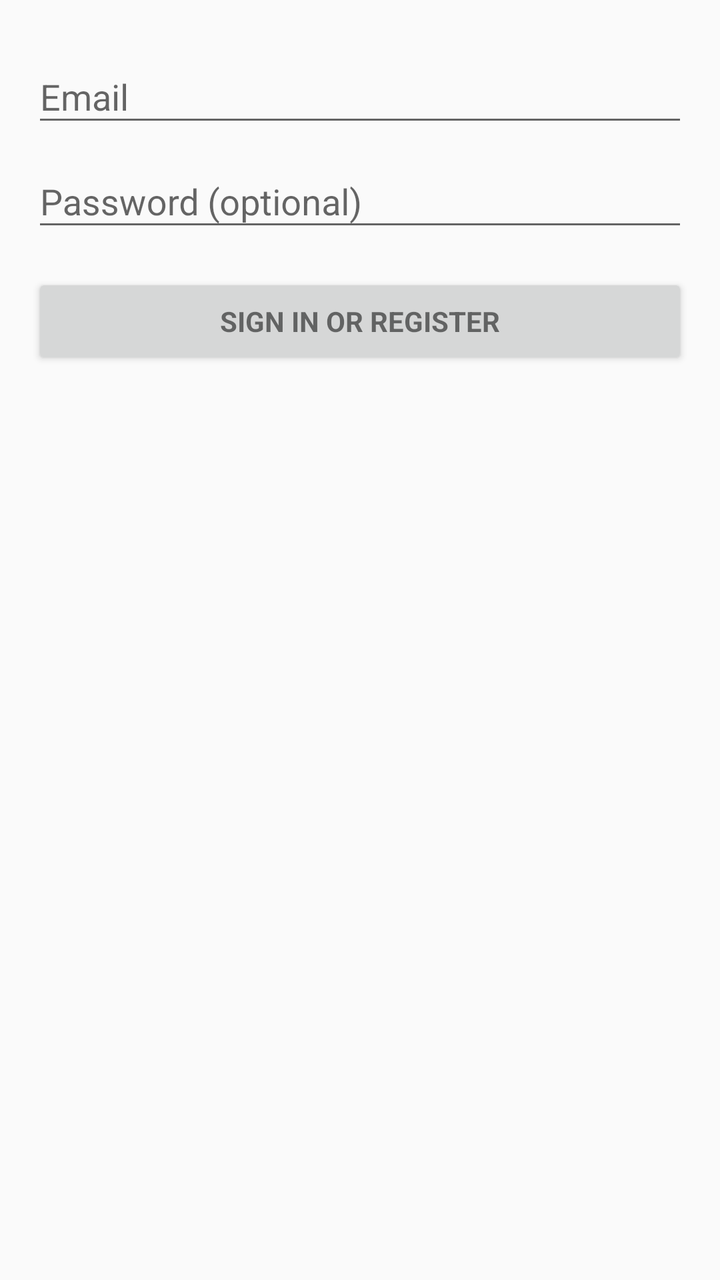
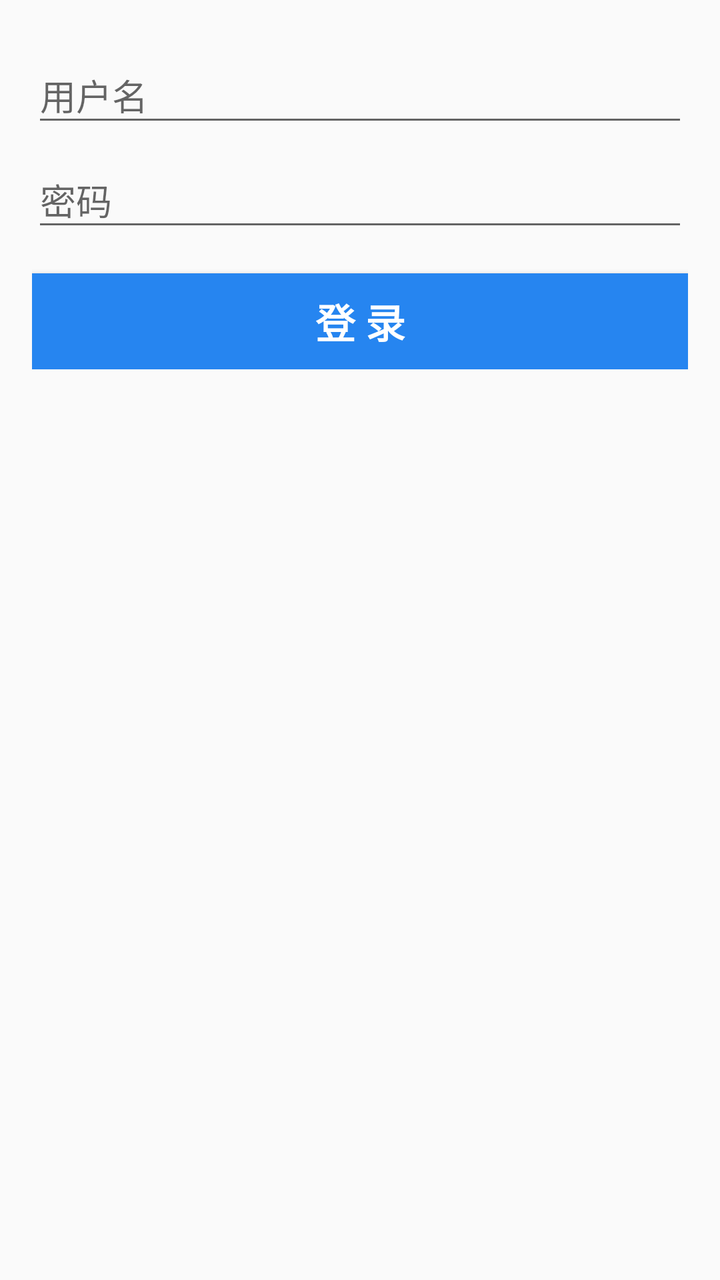

Compare the two renders of this Android layout. The source of the first and the diff that turns it into the second are given below.
<!-- AndroidManifest.xml: application theme AppTheme -->
<!-- res/layout/activity_login.xml -->
<LinearLayout xmlns:android="http://schemas.android.com/apk/res/android"
              xmlns:tools="http://schemas.android.com/tools"
              android:layout_width="match_parent"
              android:layout_height="match_parent"
              android:gravity="center_horizontal"
              android:orientation="vertical"
              android:paddingBottom="@dimen/activity_vertical_margin"
              android:paddingLeft="@dimen/activity_horizontal_margin"
              android:paddingRight="@dimen/activity_horizontal_margin"
              android:paddingTop="@dimen/activity_vertical_margin"
              tools:context="cn.sixlab.app.mineapps.activity.LoginActivity">

    
    <ProgressBar
        android:id="@+id/login_progress"
        style="?android:attr/progressBarStyleLarge"
        android:layout_width="wrap_content"
        android:layout_height="wrap_content"
        android:layout_marginBottom="8dp"
        android:visibility="gone"/>

    <ScrollView
        android:id="@+id/login_form"
        android:layout_width="match_parent"
        android:layout_height="match_parent">

        <LinearLayout
            android:id="@+id/email_login_form"
            android:layout_width="match_parent"
            android:layout_height="wrap_content"
            android:orientation="vertical">

            <android.support.design.widget.TextInputLayout
                android:layout_width="match_parent"
                android:layout_height="wrap_content">

                <AutoCompleteTextView
                    android:id="@+id/email"
                    android:layout_width="match_parent"
                    android:layout_height="wrap_content"
                    android:hint="@string/prompt_email"
                    android:inputType="textEmailAddress"
                    android:maxLines="1"
                    android:singleLine="true"/>

            </android.support.design.widget.TextInputLayout>

            <android.support.design.widget.TextInputLayout
                android:layout_width="match_parent"
                android:layout_height="wrap_content">

                <EditText
                    android:id="@+id/password"
                    android:layout_width="match_parent"
                    android:layout_height="wrap_content"
                    android:hint="@string/prompt_password"
                    android:imeActionId="6"
                    android:imeActionLabel="@string/action_sign_in_short"
                    android:imeOptions="actionUnspecified"
                    android:inputType="textPassword"
                    android:maxLines="1"
                    android:singleLine="true"/>

            </android.support.design.widget.TextInputLayout>

            <Button
                android:id="@+id/email_sign_in_button"
                style="?android:textAppearanceSmall"
                android:layout_width="match_parent"
                android:layout_height="wrap_content"
                android:layout_marginTop="16dp"
                android:text="@string/action_sign_in"
                android:textStyle="bold"/>

        </LinearLayout>
    </ScrollView>
</LinearLayout>
<!-- resources referenced by this layout -->
<resources>
  <dimen name="activity_horizontal_margin">16dp</dimen>
  <dimen name="activity_vertical_margin">16dp</dimen>
  <string name="action_sign_in">Sign in or register</string>
  <string name="action_sign_in_short">Sign in</string>
  <string name="prompt_email">Email</string>
  <string name="prompt_password">Password (optional)</string>
  <style name="AppTheme" parent="Theme.AppCompat.Light.DarkActionBar">
          
          <item name="colorPrimary">@color/colorPrimary</item>
          <item name="colorPrimaryDark">@color/colorPrimaryDark</item>
          <item name="colorAccent">@color/colorAccent</item>
      </style>
  <color name="colorPrimary">#3F51B5</color>
  <color name="colorPrimaryDark">#303F9F</color>
  <color name="colorAccent">#FF4081</color>
</resources>

<!-- the commit's change to res/layout/activity_login.xml (unified diff, before → after) -->
@@ -35,11 +35,11 @@
                 android:layout_height="wrap_content">
 
                 <AutoCompleteTextView
-                    android:id="@+id/email"
+                    android:id="@+id/username"
                     android:layout_width="match_parent"
                     android:layout_height="wrap_content"
-                    android:hint="@string/prompt_email"
-                    android:inputType="textEmailAddress"
+                    android:hint="@string/prompt_username"
+                    android:inputType="text"
                     android:maxLines="1"
                     android:singleLine="true"/>
 
@@ -69,7 +69,11 @@
                 android:layout_width="match_parent"
                 android:layout_height="wrap_content"
                 android:layout_marginTop="16dp"
+                android:background="@color/colorPrimary"
                 android:text="@string/action_sign_in"
+                android:textColor="@color/colorWhite"
+                android:textSize="20sp"
+                android:onClick="attemptLogin"
                 android:textStyle="bold"/>
 
         </LinearLayout>
<!-- resource entries referenced after the edit -->
@@ -2,18 +2,19 @@
 <resources>
   <dimen name="activity_horizontal_margin">16dp</dimen>
   <dimen name="activity_vertical_margin">16dp</dimen>
-  <string name="action_sign_in">Sign in or register</string>
+  <string name="action_sign_in">登       录</string>
   <string name="action_sign_in_short">Sign in</string>
-  <string name="prompt_email">Email</string>
-  <string name="prompt_password">Password (optional)</string>
+  <string name="prompt_password">密码</string>
+  <string name="prompt_username">用户名</string>
   <style name="AppTheme" parent="Theme.AppCompat.Light.DarkActionBar">
           
           <item name="colorPrimary">@color/colorPrimary</item>
           <item name="colorPrimaryDark">@color/colorPrimaryDark</item>
           <item name="colorAccent">@color/colorAccent</item>
       </style>
-  <color name="colorPrimary">#3F51B5</color>
-  <color name="colorPrimaryDark">#303F9F</color>
-  <color name="colorAccent">#FF4081</color>
+  <color name="colorPrimary">#2685F0</color>
+  <color name="colorWhite">#FFFFFF</color>
+  <color name="colorPrimaryDark">#477dc5</color>
+  <color name="colorAccent">#48b463</color>
 </resources>
 
